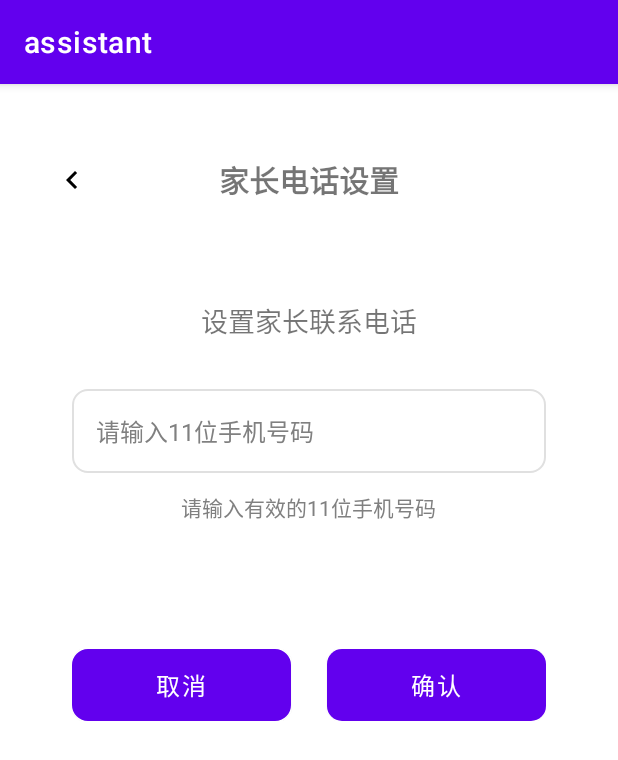
After one commit to njuwelkin/assistant, an Android app: the fragment ParentPhoneFragment shown on its own in the app's theme, on a phone screen of 412 x 824 dp. The commit adds this screen. Shown: the top 760 px of the screen. Run offline under Robolectric (Android 15) with nearby library versions, the phone set to English and light mode, and no system bars; 1 statement that could not run was skipped.

Commit message:
parent cell phone number setting

```diff
--- a/app/src/main/java/com/example/assistant/ui/notifications/MeFragment.java
+++ b/app/src/main/java/com/example/assistant/ui/notifications/MeFragment.java
@@ -355,13 +355,25 @@ public class MeFragment extends Fragment {
     }
 
     /**
-     * 导航到个人资料编辑页面
+     * 导航到家长电话设置页面
      */
     private void navigateToProfileEdit() {
-        // 这里可以实现跳转到个人资料编辑页面的逻辑
-        Toast.makeText(requireContext(), "跳转到个人资料编辑页面", Toast.LENGTH_SHORT).show();
-        // 实际项目中这里应该使用Navigation组件进行页面跳转
-        // NavHostFragment.findNavController(this).navigate(R.id.action_navigation_me_to_profileEditFragment);
+        // 先验证家长密码，然后再跳转到家长电话设置页面
+        NavController navController = Navigation.findNavController(requireActivity(), R.id.nav_host_fragment_activity_main);
+
+        // 检查家长密码是否已设置
+        if (meViewModel.isParentPasswordSet().getValue() != null && meViewModel.isParentPasswordSet().getValue()) {
+            // 家长密码已设置，跳转到密码验证页面
+            Bundle bundle = new Bundle();
+            // 使用字符串形式的资源名称，避免R文件未更新的问题
+            int parentPhoneFragmentId = getResources().getIdentifier("parent_phone_fragment", "id", requireActivity().getPackageName());
+            bundle.putInt(ParentPasswordVerifyFragment.ARG_DESTINATION, parentPhoneFragmentId);
+            navController.navigate(R.id.parent_password_verify_fragment, bundle);
+        } else {
+            // 家长密码未设置，直接跳转到家长电话设置页面
+            int parentPhoneFragmentId = getResources().getIdentifier("parent_phone_fragment", "id", requireActivity().getPackageName());
+            navController.navigate(parentPhoneFragmentId);
+        }
     }
 
     /**
--- a/app/src/main/java/com/example/assistant/ui/notifications/MeViewModel.java
+++ b/app/src/main/java/com/example/assistant/ui/notifications/MeViewModel.java
@@ -31,6 +31,7 @@ public class MeViewModel extends ViewModel {
     // 用户设置相关数据
     private final MutableLiveData<Boolean> parentPasswordSet = new MutableLiveData<>();
     private final MutableLiveData<String> lastLoginTime = new MutableLiveData<>();
+    private final MutableLiveData<String> parentPhoneNumber = new MutableLiveData<>(); // 家长电话号码
 
     // 使用时间管理相关数据
     private final MutableLiveData<Integer> dailyTimeLimit = new MutableLiveData<>(); // 单位：分钟
@@ -76,6 +77,12 @@ public class MeViewModel extends ViewModel {
                 } catch (NumberFormatException e) {
                     Log.e("MeViewModel", "Failed to parse daily time limit: " + savedTimeLimit, e);
                 }
+            }
+
+            // 从数据库加载家长电话号码设置
+            String savedPhoneNumber = databaseHelper.getUserSetting(DatabaseHelper.KEY_PARENT_PHONE_NUMBER);
+            if (savedPhoneNumber != null && !savedPhoneNumber.isEmpty()) {
+                parentPhoneNumber.setValue(savedPhoneNumber);
             }
 
             // 从数据库加载时段设置
@@ -335,4 +342,23 @@ public class MeViewModel extends ViewModel {
             databaseHelper.close();
         }
     }
+
+    // 获取家长电话号码的LiveData
+    public LiveData<String> getParentPhoneNumber() {
+        return parentPhoneNumber;
+    }
+
+    // 设置家长电话号码
+    public void setParentPhoneNumber(Context context, String phoneNumber) {
+        parentPhoneNumber.setValue(phoneNumber);
+
+        // 如果数据库已初始化，保存到数据库
+        if (databaseHelper == null && context != null) {
+            initDatabase(context);
+        }
+
+        if (databaseHelper != null) {
+            databaseHelper.saveUserSetting(DatabaseHelper.KEY_PARENT_PHONE_NUMBER, phoneNumber);
+        }
+    }
 }
--- a/app/src/main/java/com/example/assistant/ui/notifications/ParentPasswordVerifyFragment.java
+++ b/app/src/main/java/com/example/assistant/ui/notifications/ParentPasswordVerifyFragment.java
@@ -20,7 +20,7 @@ public class ParentPasswordVerifyFragment extends Fragment {
 
     private FragmentParentPasswordVerifyBinding binding;
     private MeViewModel meViewModel;
-    private static final String ARG_DESTINATION = "destination";
+    public static final String ARG_DESTINATION = "destination";
 
     public static ParentPasswordVerifyFragment newInstance(int destination) {
         ParentPasswordVerifyFragment fragment = new ParentPasswordVerifyFragment();
--- /dev/null
+++ b/app/src/main/java/com/example/assistant/ui/notifications/ParentPhoneFragment.java
@@ -0,0 +1,99 @@
+package com.example.assistant.ui.notifications;
+
+import android.os.Bundle;
+import android.view.LayoutInflater;
+import android.view.View;
+import android.view.ViewGroup;
+import android.widget.Toast;
+
+import androidx.annotation.NonNull;
+import androidx.annotation.Nullable;
+import androidx.fragment.app.Fragment;
+import androidx.lifecycle.ViewModelProvider;
+import androidx.navigation.NavController;
+import androidx.navigation.Navigation;
+
+import com.example.assistant.R;
+import com.example.assistant.databinding.FragmentParentPhoneBinding;
+
+/**
+ * 家长电话设置Fragment
+ */
+public class ParentPhoneFragment extends Fragment {
+
+    private FragmentParentPhoneBinding binding;
+    private MeViewModel meViewModel;
+
+    @Override
+    public View onCreateView(@NonNull LayoutInflater inflater, ViewGroup container, Bundle savedInstanceState) {
+        binding = FragmentParentPhoneBinding.inflate(inflater, container, false);
+        View root = binding.getRoot();
+
+        // 初始化ViewModel
+        meViewModel = new ViewModelProvider(requireActivity()).get(MeViewModel.class);
+        meViewModel.initDatabase(requireContext());
+
+        // 从ViewModel获取当前保存的家长电话号码
+        String savedPhoneNumber = meViewModel.getParentPhoneNumber().getValue();
+        if (savedPhoneNumber != null && !savedPhoneNumber.isEmpty()) {
+            binding.phoneEditText.setText(savedPhoneNumber);
+        }
+
+        // 设置确认按钮点击事件
+        binding.confirmButton.setOnClickListener(v -> handleConfirmButtonClick());
+
+        // 设置取消按钮点击事件
+        binding.cancelButton.setOnClickListener(v -> handleCancelButtonClick());
+
+        // 设置返回按钮点击事件
+        binding.backButton.setOnClickListener(v -> handleBackButtonClick());
+
+        return root;
+    }
+
+    private void handleConfirmButtonClick() {
+        // 获取输入的电话号码
+        String phoneNumber = binding.phoneEditText.getText().toString().trim();
+
+        // 验证电话号码是否为11位
+        if (!isValidPhoneNumber(phoneNumber)) {
+            Toast.makeText(requireContext(), "请输入11位手机号码", Toast.LENGTH_SHORT).show();
+            return;
+        }
+
+        // 保存设置
+        meViewModel.setParentPhoneNumber(requireContext(), phoneNumber);
+
+        // 显示成功提示
+        Toast.makeText(requireContext(), "家长电话设置成功", Toast.LENGTH_SHORT).show();
+
+        // 导航回MeFragment
+        NavController navController = Navigation.findNavController(requireActivity(), R.id.nav_host_fragment_activity_main);
+        navController.navigate(R.id.navigation_me);
+    }
+
+    /**
+     * 验证电话号码是否为11位
+     */
+    private boolean isValidPhoneNumber(String phoneNumber) {
+        return phoneNumber != null && phoneNumber.matches("^1\\d{10}$");
+    }
+
+    private void handleCancelButtonClick() {
+        // 导航回MeFragment
+        NavController navController = Navigation.findNavController(requireActivity(), R.id.nav_host_fragment_activity_main);
+        navController.navigate(R.id.navigation_me);
+    }
+
+    private void handleBackButtonClick() {
+        // 导航回MeFragment
+        NavController navController = Navigation.findNavController(requireActivity(), R.id.nav_host_fragment_activity_main);
+        navController.navigate(R.id.navigation_me);
+    }
+
+    @Override
+    public void onDestroyView() {
+        super.onDestroyView();
+        binding = null;
+    }
+}
--- a/app/src/main/java/com/example/assistant/util/DatabaseHelper.java
+++ b/app/src/main/java/com/example/assistant/util/DatabaseHelper.java
@@ -42,6 +42,7 @@ public class DatabaseHelper extends SQLiteOpenHelper {
 
     // 设置键名常量
     public static final String KEY_DAILY_TIME_LIMIT = "daily_time_limit"; // 每日使用时长限制(分钟)
+    public static final String KEY_PARENT_PHONE_NUMBER = "parent_phone_number"; // 家长电话号码
 
     // 时段表名
     private static final String TABLE_TIME_PERIODS = "time_periods";
--- a/app/src/main/res/layout/fragment_me.xml
+++ b/app/src/main/res/layout/fragment_me.xml
@@ -208,7 +208,7 @@
                 android:layout_width="0dp"
                 android:layout_height="wrap_content"
                 android:layout_weight="1"
-                android:text="个人资料编辑"
+                android:text="家长电话设置"
                 android:textSize="16sp"
                 android:textColor="@color/black" />
 
--- /dev/null
+++ b/app/src/main/res/layout/fragment_parent_phone.xml
@@ -0,0 +1,120 @@
+<?xml version="1.0" encoding="utf-8"?>
+<LinearLayout xmlns:android="http://schemas.android.com/apk/res/android"
+    xmlns:tools="http://schemas.android.com/tools"
+    android:layout_width="match_parent"
+    android:layout_height="match_parent"
+    android:orientation="vertical"
+    android:padding="24dp">
+
+    <LinearLayout
+        android:layout_width="match_parent"
+        android:layout_height="wrap_content"
+        android:gravity="center_vertical"
+        android:paddingVertical="16dp">
+
+        <ImageButton
+            android:id="@+id/backButton"
+            android:layout_width="48dp"
+            android:layout_height="48dp"
+            android:background="@android:color/transparent"
+            android:src="@drawable/ic_back"
+            tools:ignore="ContentDescription" />
+
+        <TextView
+            android:layout_width="0dp"
+            android:layout_height="wrap_content"
+            android:layout_weight="1"
+            android:gravity="center"
+            android:text="家长电话设置"
+            android:textSize="20sp"
+            android:textStyle="bold" />
+
+        <View
+            android:layout_width="48dp"
+            android:layout_height="48dp" />
+    </LinearLayout>
+
+    <LinearLayout
+        android:layout_width="match_parent"
+        android:layout_height="wrap_content"
+        android:layout_marginTop="40dp"
+        android:gravity="center_horizontal"
+        android:orientation="vertical">
+
+        <TextView
+            android:layout_width="wrap_content"
+            android:layout_height="wrap_content"
+            android:layout_marginBottom="32dp"
+            android:text="设置家长联系电话"
+            android:textSize="18sp" />
+
+        <LinearLayout
+            android:layout_width="match_parent"
+            android:layout_height="wrap_content"
+            android:gravity="center"
+            android:orientation="vertical"
+            android:paddingHorizontal="24dp">
+
+            <!-- 电话号码输入框 -->
+            <EditText
+                android:id="@+id/phoneEditText"
+                android:layout_width="match_parent"
+                android:layout_height="56dp"
+                android:background="@drawable/edit_text_rounded"
+                android:hint="请输入11位手机号码"
+                android:inputType="phone"
+                android:maxLength="11"
+                android:paddingHorizontal="16dp"
+                android:textColorHint="@color/gray"
+                android:textSize="16sp" />
+
+            <TextView
+                android:layout_width="wrap_content"
+                android:layout_height="wrap_content"
+                android:layout_marginTop="12dp"
+                android:text="请输入有效的11位手机号码"
+                android:textColor="@color/gray"
+                android:textSize="14sp" />
+        </LinearLayout>
+    </LinearLayout>
+
+    <LinearLayout
+        android:layout_width="match_parent"
+        android:layout_height="wrap_content"
+        android:layout_gravity="bottom"
+        android:layout_marginBottom="24dp"
+        android:gravity="center"
+        android:orientation="horizontal" />
+
+    <LinearLayout
+        android:layout_width="match_parent"
+        android:layout_height="wrap_content"
+        android:layout_marginTop="60dp"
+        android:gravity="center"
+        android:orientation="horizontal"
+        android:paddingHorizontal="24dp">
+
+        <Button
+            android:id="@+id/cancelButton"
+            android:layout_width="0dp"
+            android:layout_height="48dp"
+            android:layout_marginEnd="12dp"
+            android:layout_weight="1"
+            android:background="@drawable/button_gray"
+            android:text="取消"
+            android:textColor="@color/white"
+            android:textSize="16sp" />
+
+        <Button
+            android:id="@+id/confirmButton"
+            android:layout_width="0dp"
+            android:layout_height="48dp"
+            android:layout_marginStart="12dp"
+            android:layout_weight="1"
+            android:background="@drawable/button_primary"
+            android:text="确认"
+            android:textColor="@color/white"
+            android:textSize="16sp" />
+    </LinearLayout>
+
+</LinearLayout>
--- a/app/src/main/res/navigation/mobile_navigation.xml
+++ b/app/src/main/res/navigation/mobile_navigation.xml
@@ -47,4 +47,11 @@
         android:name="com.example.assistant.ui.notifications.ParentPasswordFragment"
         android:label="家长密码设置"
         tools:layout="@layout/fragment_parent_password" />
+
+    <!-- 家长电话设置页面 -->
+    <fragment
+        android:id="@+id/parent_phone_fragment"
+        android:name="com.example.assistant.ui.notifications.ParentPhoneFragment"
+        android:label="家长电话设置"
+        tools:layout="@layout/fragment_parent_phone" />
 </navigation>
```
